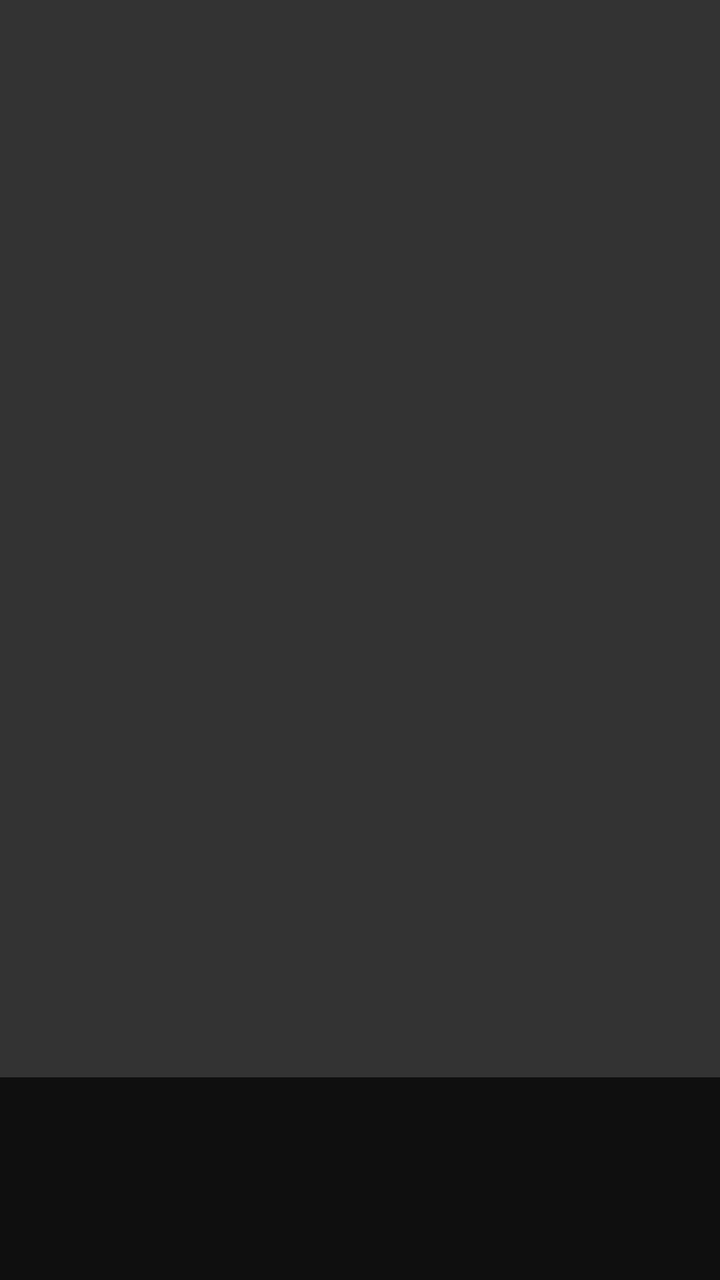
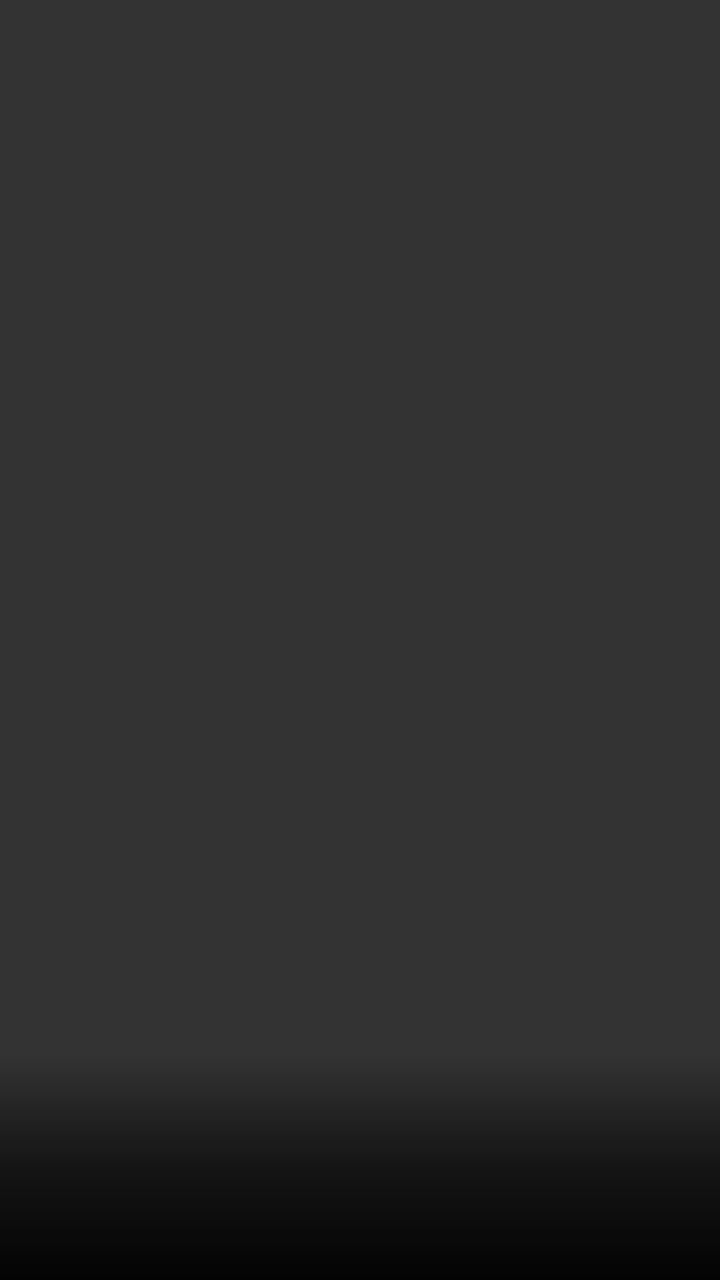

The first picture is an Android layout as it rendered before a commit; the second is the same layout after the commit. The layout source and the unified diff follow.
<!-- AndroidManifest.xml: application theme Theme.Sinema -->
<!-- res/layout/view_hero_card.xml -->
<?xml version="1.0" encoding="utf-8"?>
<FrameLayout xmlns:android="http://schemas.android.com/apk/res/android"
    android:layout_width="640dp"
    android:layout_height="360dp"
    android:focusable="true"
    android:focusableInTouchMode="true"
    android:background="@drawable/card_focus_border"
    android:layout_marginStart="8dp"
    android:layout_marginEnd="8dp">

    <ImageView
        android:id="@+id/hero_image"
        android:layout_width="match_parent"
        android:layout_height="match_parent"
        android:scaleType="centerCrop"
        android:background="#333333"
        android:importantForAccessibility="no" />

    <LinearLayout
        android:layout_width="match_parent"
        android:layout_height="wrap_content"
        android:layout_gravity="bottom"
        android:orientation="vertical"
        android:paddingStart="20dp"
        android:paddingEnd="20dp"
        android:paddingTop="12dp"
        android:paddingBottom="16dp"
        android:background="#B3000000">

        <TextView
            android:id="@+id/hero_title"
            android:layout_width="match_parent"
            android:layout_height="wrap_content"
            android:ellipsize="end"
            android:maxLines="1"
            android:textColor="@android:color/white"
            android:textSize="22sp"
            android:textStyle="bold" />

        <TextView
            android:id="@+id/hero_meta"
            android:layout_width="match_parent"
            android:layout_height="wrap_content"
            android:ellipsize="end"
            android:maxLines="1"
            android:textColor="#CCCCCC"
            android:textSize="13sp" />

        <TextView
            android:id="@+id/hero_action"
            android:layout_width="match_parent"
            android:layout_height="wrap_content"
            android:layout_marginTop="6dp"
            android:maxLines="1"
            android:textColor="#2AABE0"
            android:textSize="15sp"
            android:textStyle="bold" />
    </LinearLayout>
</FrameLayout>
<!-- resources referenced by this layout -->
<resources>
  <!-- drawable card_focus_border (drawable) -->
  <?xml version="1.0" encoding="utf-8"?>
  <selector xmlns:android="http://schemas.android.com/apk/res/android">
      <item android:state_focused="true">
          <shape android:shape="rectangle">
              <stroke android:width="3dp" android:color="#2AABE0" />
              <solid android:color="@android:color/black" />
          </shape>
      </item>
      <item>
          <shape android:shape="rectangle">
              <solid android:color="@android:color/black" />
          </shape>
      </item>
  </selector>
  <style name="Theme.Sinema" parent="@style/Theme.Leanback.Browse">
          <item name="android:windowIsTranslucent">false</item>
          <item name="android:windowBackground">#FF1B1B1B</item>
          <item name="android:colorBackground">#FF1B1B1B</item>
          <item name="android:colorPrimary">#FF1B1B1B</item>
          <item name="defaultBrandColor">#FF1B1B1B</item>
          <item name="defaultBrandColorDark">#FF121212</item>
          <item name="android:textColorPrimary">@android:color/white</item>
          <item name="android:textColorSecondary">#AAAAAA</item>
          <item name="browsePaddingStart">48dp</item>
          <item name="browsePaddingEnd">48dp</item>
          <item name="browsePaddingTop">27dp</item>
          <item name="browsePaddingBottom">27dp</item>
      </style>
</resources>

<!-- the commit's change to res/layout/view_hero_card.xml (unified diff, before → after) -->
@@ -5,6 +5,7 @@
     android:focusable="true"
     android:focusableInTouchMode="true"
     android:background="@drawable/card_focus_border"
+    android:foreground="@drawable/home_hero_focus_ring"
     android:layout_marginStart="8dp"
     android:layout_marginEnd="8dp">
 
@@ -23,9 +24,9 @@
         android:orientation="vertical"
         android:paddingStart="20dp"
         android:paddingEnd="20dp"
-        android:paddingTop="12dp"
+        android:paddingTop="20dp"
         android:paddingBottom="16dp"
-        android:background="#B3000000">
+        android:background="@drawable/home_hero_scrim">
 
         <TextView
             android:id="@+id/hero_title"
@@ -34,7 +35,7 @@
             android:ellipsize="end"
             android:maxLines="1"
             android:textColor="@android:color/white"
-            android:textSize="22sp"
+            android:textSize="24sp"
             android:textStyle="bold" />
 
         <TextView
@@ -44,7 +45,7 @@
             android:ellipsize="end"
             android:maxLines="1"
             android:textColor="#CCCCCC"
-            android:textSize="13sp" />
+            android:textSize="14sp" />
 
         <TextView
             android:id="@+id/hero_action"
<!-- resource entries referenced after the edit -->
@@ -5,8 +5,8 @@
   <selector xmlns:android="http://schemas.android.com/apk/res/android">
       <item android:state_focused="true">
           <shape android:shape="rectangle">
-              <stroke android:width="3dp" android:color="#2AABE0" />
-              <solid android:color="@android:color/black" />
+              <stroke android:width="4dp" android:color="#2AABE0" />
+              <solid android:color="#FF18242A" />
           </shape>
       </item>
       <item>
@@ -15,6 +15,26 @@
           </shape>
       </item>
   </selector>
+  <!-- drawable home_hero_focus_ring (drawable) -->
+  <?xml version="1.0" encoding="utf-8"?>
+  <selector xmlns:android="http://schemas.android.com/apk/res/android">
+      <item android:state_focused="true">
+          <shape android:shape="rectangle">
+              <stroke android:width="4dp" android:color="#2AABE0" />
+              <corners android:radius="8dp" />
+          </shape>
+      </item>
+      <item android:drawable="@android:color/transparent" />
+  </selector>
+  <!-- drawable home_hero_scrim (drawable) -->
+  <?xml version="1.0" encoding="utf-8"?>
+  <shape xmlns:android="http://schemas.android.com/apk/res/android" android:shape="rectangle">
+      <gradient
+          android:angle="90"
+          android:startColor="#F2000000"
+          android:centerColor="#99000000"
+          android:endColor="#00000000" />
+  </shape>
   <style name="Theme.Sinema" parent="@style/Theme.Leanback.Browse">
           <item name="android:windowIsTranslucent">false</item>
           <item name="android:windowBackground">#FF1B1B1B</item>
